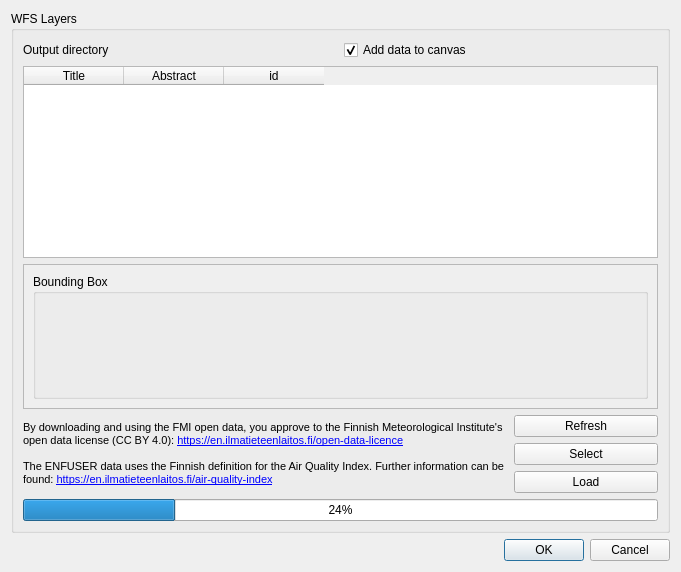
First picture: the form in FMI2QGIS/resources/ui/main_dialog.ui, repository GispoCoding/FMI2QGIS, before the edit.
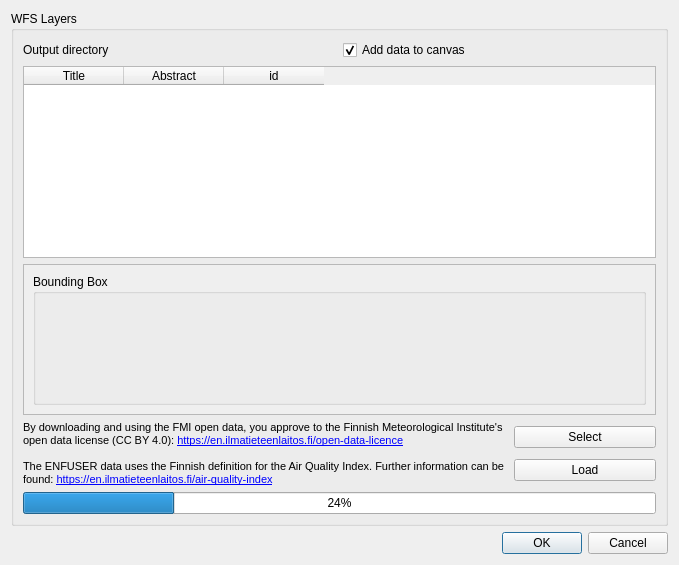
Second picture: the form after the edit. Custom widgets are drawn as their Qt base class.

Commit message: Refresh automatically when opening main dialog

Diff of the .ui file:
```diff
--- a/FMI2QGIS/resources/ui/main_dialog.ui
+++ b/FMI2QGIS/resources/ui/main_dialog.ui
@@ -9,8 +9,8 @@
    <rect>
        <x>0</x>
        <y>0</y>
-       <width>681</width>
-       <height>572</height>
+    <width>679</width>
+    <height>565</height>
    </rect>
   </property>
   <property name="windowTitle">
@@ -95,8 +95,8 @@
                            <rect>
                                <x>0</x>
                                <y>0</y>
-                               <width>635</width>
-                               <height>114</height>
+             <width>649</width>
+             <height>196</height>
                            </rect>
                        </property>
                        <layout class="QVBoxLayout" name="verticalLayout_5">
@@ -138,13 +138,6 @@
         </item>
         <item>
          <layout class="QVBoxLayout" name="verticalLayout">
-          <item>
-           <widget class="QPushButton" name="btn_refresh">
-            <property name="text">
-             <string>Refresh</string>
-            </property>
-           </widget>
-          </item>
           <item>
            <widget class="QPushButton" name="btn_select">
             <property name="text">
```
Left out of the diff: 2 changed lines with no effect on the pictures. Lines whose indentation alone changed are shown as unchanged. The commit also changes 1 other file.
